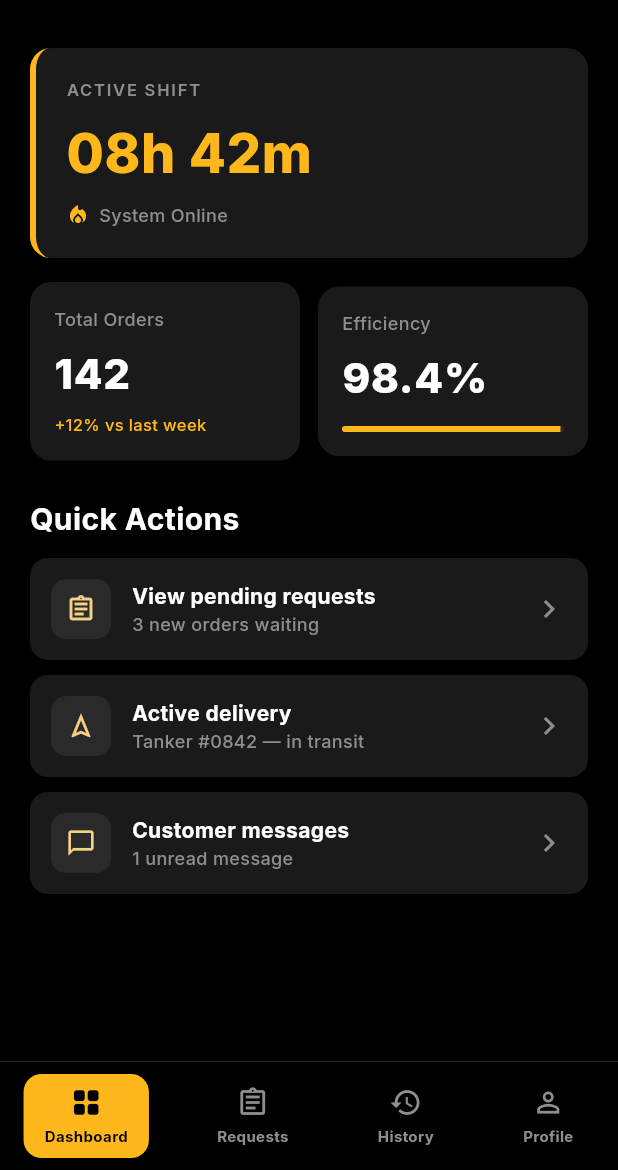
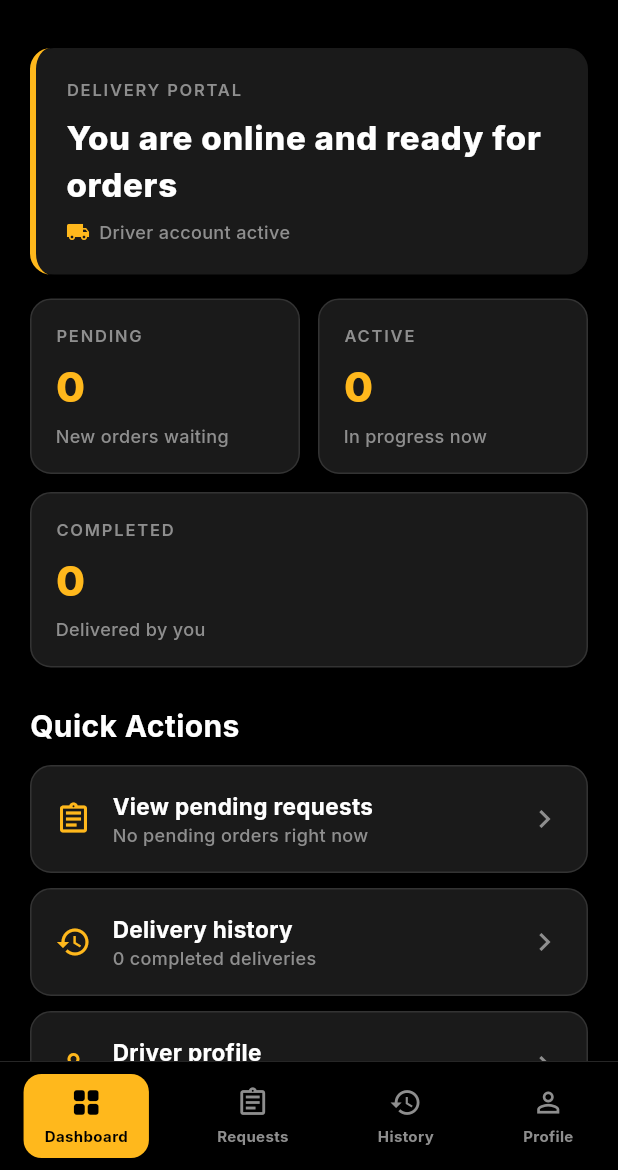
Before and after one commit to chima2020-ai/jumandi, a Flutter app: the DeliveryDashboardScreen screen opened by its route, on a phone screen of 412 x 824 dp, the part 66-1236 px from its top. Run offline on Flutter 3.47's test engine with Material 3 defaults, Android fonts, the phone set to English and light mode, and no system bars; our stand-ins replace dio, flutter_map, flutter_secure_storage, geolocator, go_router, google_fonts and 3 more; missing offline and left inert: dart:html; accounts and stored records are empty; network calls fail.

Commit message:
Route admin-created drivers to delivery app on login
Co-authored-by: Cursor <cursoragent@cursor.com>

```diff
--- a/jumandi_app/lib/models/user_model.dart
+++ b/jumandi_app/lib/models/user_model.dart
@@ -1,7 +1,7 @@
 enum UserRole { customer, delivery, admin }
 
 UserRole userRoleFromString(String value) {
-  switch (value) {
+  switch (value.toLowerCase().trim()) {
     case 'delivery':
       return UserRole.delivery;
     case 'admin':
--- a/jumandi_app/lib/providers/app_providers.dart
+++ b/jumandi_app/lib/providers/app_providers.dart
@@ -36,6 +36,13 @@ class AuthProvider extends ChangeNotifier {
     try {
       _token = await _api.getToken();
       _user = await _api.getStoredUser();
+      if (_token != null) {
+        try {
+          _user = await _api.getMe();
+        } catch (_) {
+          // Keep cached user if token expired or offline.
+        }
+      }
     } catch (e) {
       _error = e.toString();
     }
@@ -53,6 +60,9 @@ class AuthProvider extends ChangeNotifier {
       final (token, user) = await _api.login(email: email, password: password);
       _token = token;
       _user = user;
+      try {
+        _user = await _api.getMe();
+      } catch (_) {}
       notifyListeners();
       return true;
     } on ApiException catch (e) {
--- a/jumandi_app/lib/screens/auth/login_screen.dart
+++ b/jumandi_app/lib/screens/auth/login_screen.dart
@@ -38,6 +38,11 @@ class _LoginScreenState extends State<LoginScreen> {
       );
       if (!mounted) return;
       if (ok) {
+        if (auth.isDelivery) {
+          await context.read<BookingProvider>().loadPendingBookings();
+          await context.read<BookingProvider>().loadMyDeliveries();
+        }
+        if (!mounted) return;
         context.go(auth.homeRoute);
       } else {
         ScaffoldMessenger.of(context).showSnackBar(
@@ -70,7 +75,7 @@ class _LoginScreenState extends State<LoginScreen> {
                     ),
                     const SizedBox(height: 6),
                     Text(
-                      'Sign in as customer or delivery agent.',
+                      'Sign in with your customer or delivery driver account.',
                       style: AppTextStyles.body,
                       textAlign: TextAlign.center,
                     ),
@@ -144,7 +149,7 @@ class _LoginScreenState extends State<LoginScreen> {
                           ),
                           const SizedBox(height: 8),
                           Text(
-                            'Delivery logins are created by admin.',
+                            'Delivery drivers: use the email and password created in admin.',
                             style: AppTextStyles.caption.copyWith(fontSize: 11),
                             textAlign: TextAlign.center,
                           ),
--- a/jumandi_app/lib/screens/delivery/delivery_dashboard_screen.dart
+++ b/jumandi_app/lib/screens/delivery/delivery_dashboard_screen.dart
@@ -1,18 +1,57 @@
 import 'package:flutter/material.dart';
+import 'package:go_router/go_router.dart';
+import 'package:provider/provider.dart';
 
 import '../../config/app_colors.dart';
 import '../../config/app_text_styles.dart';
+import '../../models/booking_model.dart';
+import '../../providers/app_providers.dart';
 import '../../widgets/common/delivery_bottom_nav.dart';
 
-class DeliveryDashboardScreen extends StatelessWidget {
+class DeliveryDashboardScreen extends StatefulWidget {
   const DeliveryDashboardScreen({super.key});
 
   @override
+  State<DeliveryDashboardScreen> createState() => _DeliveryDashboardScreenState();
+}
+
+class _DeliveryDashboardScreenState extends State<DeliveryDashboardScreen> {
+  @override
+  void initState() {
+    super.initState();
+    WidgetsBinding.instance.addPostFrameCallback((_) => _load());
+  }
+
+  Future<void> _load() async {
+    final bookings = context.read<BookingProvider>();
+    await Future.wait([
+      bookings.loadPendingBookings(),
+      bookings.loadMyDeliveries(),
+    ]);
+  }
+
+  @override
   Widget build(BuildContext context) {
+    final bookings = context.watch<BookingProvider>();
+    final pending = bookings.pendingBookings.length;
+    final active = bookings.deliveryBookings
+        .where(
+          (b) =>
+              b.status == BookingStatus.accepted ||
+              b.status == BookingStatus.inTransit,
+        )
+        .length;
+    final completed = bookings.deliveryBookings
+        .where((b) => b.status == BookingStatus.delivered)
+        .length;
+
     return Scaffold(
       backgroundColor: AppColors.black,
       appBar: const DeliveryAppBar(),
-      body: ListView(
+      body: RefreshIndicator(
+        onRefresh: _load,
+        color: AppColors.brandYellow,
+        child: ListView(
           padding: const EdgeInsets.all(20),
           children: [
             Container(
@@ -25,21 +64,18 @@ class DeliveryDashboardScreen extends StatelessWidget {
               child: Column(
                 crossAxisAlignment: CrossAxisAlignment.start,
                 children: [
-                Text('ACTIVE SHIFT', style: AppTextStyles.label),
+                  Text('DELIVERY PORTAL', style: AppTextStyles.label),
                   const SizedBox(height: 8),
                   Text(
-                  '08h 42m',
-                  style: AppTextStyles.heading.copyWith(
-                    color: AppColors.brandYellow,
-                    fontSize: 36,
-                  ),
+                    'You are online and ready for orders',
+                    style: AppTextStyles.heading.copyWith(fontSize: 22),
                   ),
                   const SizedBox(height: 8),
                   Row(
                     children: [
-                    Icon(Icons.local_fire_department, color: AppColors.brandYellow, size: 16),
+                      Icon(Icons.local_shipping, color: AppColors.brandYellow, size: 16),
                       const SizedBox(width: 6),
-                    Text('System Online', style: AppTextStyles.caption),
+                      Text('Driver account active', style: AppTextStyles.caption),
                     ],
                   ),
                 ],
@@ -48,96 +84,91 @@ class DeliveryDashboardScreen extends StatelessWidget {
             const SizedBox(height: 16),
             Row(
               children: [
-              Expanded(
-                child: _statCard(
-                  'Total Orders',
-                  '142',
-                  '+12% vs last week',
-                  highlightSub: true,
+                Expanded(child: _statCard('Pending', '$pending', 'New orders waiting')),
+                const SizedBox(width: 12),
+                Expanded(child: _statCard('Active', '$active', 'In progress now')),
+              ],
             ),
+            const SizedBox(height: 12),
+            _statCard('Completed', '$completed', 'Delivered by you', fullWidth: true),
+            const SizedBox(height: 24),
+            Text('Quick Actions', style: AppTextStyles.headingSmall),
+            const SizedBox(height: 12),
+            _actionTile(
+              context,
+              Icons.assignment_outlined,
+              'View pending requests',
+              pending > 0 ? '$pending new order(s) waiting' : 'No pending orders right now',
+              '/delivery/requests',
             ),
-              const SizedBox(width: 12),
-              Expanded(
-                child: _statCard('Efficiency', '98.4%', null, showBar: true),
+            _actionTile(
+              context,
+              Icons.history,
+              'Delivery history',
+              '$completed completed deliveries',
+              '/delivery/history',
+            ),
+            _actionTile(
+              context,
+              Icons.person_outline,
+              'Driver profile',
+              'Account and availability',
+              '/delivery/profile',
             ),
           ],
         ),
-          const SizedBox(height: 24),
-          Text('Quick Actions', style: AppTextStyles.headingSmall),
-          const SizedBox(height: 12),
-          _actionTile(Icons.assignment_outlined, 'View pending requests', '3 new orders waiting'),
-          _actionTile(Icons.navigation_outlined, 'Active delivery', 'Tanker #0842 — in transit'),
-          _actionTile(Icons.chat_bubble_outline, 'Customer messages', '1 unread message'),
+      ),
+    );
+  }
+
+  Widget _statCard(String label, String value, String sub, {bool fullWidth = false}) {
+    return Container(
+      width: fullWidth ? double.infinity : null,
+      padding: const EdgeInsets.all(16),
+      decoration: BoxDecoration(
+        color: AppColors.card,
+        borderRadius: BorderRadius.circular(14),
+        border: Border.all(color: AppColors.inputBorder),
+      ),
+      child: Column(
+        crossAxisAlignment: CrossAxisAlignment.start,
+        children: [
+          Text(label.toUpperCase(), style: AppTextStyles.label),
+          const SizedBox(height: 6),
+          Text(value, style: AppTextStyles.heading.copyWith(color: AppColors.brandYellow, fontSize: 28)),
+          const SizedBox(height: 4),
+          Text(sub, style: AppTextStyles.caption),
         ],
       ),
     );
   }
 
-  Widget _statCard(String label, String value, String? sub, {bool highlightSub = false, bool showBar = false}) {
-    return Container(
+  Widget _actionTile(
+    BuildContext context,
+    IconData icon,
+    String title,
+    String subtitle,
+    String route,
+  ) {
+    return GestureDetector(
+      onTap: () => context.go(route),
+      child: Container(
+        margin: const EdgeInsets.only(bottom: 10),
         padding: const EdgeInsets.all(16),
         decoration: BoxDecoration(
           color: AppColors.card,
           borderRadius: BorderRadius.circular(14),
-      ),
-      child: Column(
-        crossAxisAlignment: CrossAxisAlignment.start,
-        children: [
-          Text(label, style: AppTextStyles.caption),
-          const SizedBox(height: 8),
-          Text(value, style: AppTextStyles.heading.copyWith(fontSize: 28)),
-          if (sub != null) ...[
-            const SizedBox(height: 6),
-            Text(
-              sub,
-              style: AppTextStyles.caption.copyWith(
-                color: highlightSub ? AppColors.brandYellow : AppColors.textMuted,
-                fontSize: 11,
-              ),
-            ),
-          ],
-          if (showBar) ...[
-            const SizedBox(height: 12),
-            ClipRRect(
-              borderRadius: BorderRadius.circular(4),
-              child: LinearProgressIndicator(
-                value: 0.984,
-                minHeight: 4,
-                backgroundColor: AppColors.input,
-                color: AppColors.brandYellow,
-              ),
-            ),
-          ],
-        ],
-      ),
-    );
-  }
-
-  Widget _actionTile(IconData icon, String title, String subtitle) {
-    return Container(
-      margin: const EdgeInsets.only(bottom: 10),
-      padding: const EdgeInsets.all(14),
-      decoration: BoxDecoration(
-        color: AppColors.card,
-        borderRadius: BorderRadius.circular(12),
+          border: Border.all(color: AppColors.inputBorder),
         ),
         child: Row(
           children: [
-          Container(
-            width: 40,
-            height: 40,
-            decoration: BoxDecoration(
-              color: AppColors.input,
-              borderRadius: BorderRadius.circular(10),
-            ),
-            child: Icon(icon, color: AppColors.brandGold, size: 20),
-          ),
+            Icon(icon, color: AppColors.brandYellow),
             const SizedBox(width: 14),
             Expanded(
               child: Column(
                 crossAxisAlignment: CrossAxisAlignment.start,
                 children: [
-                Text(title, style: AppTextStyles.headingSmall.copyWith(fontSize: 14)),
+                  Text(title, style: AppTextStyles.headingSmall.copyWith(fontSize: 15)),
                   Text(subtitle, style: AppTextStyles.caption),
                 ],
               ),
@@ -145,6 +176,7 @@ class DeliveryDashboardScreen extends StatelessWidget {
             const Icon(Icons.chevron_right, color: AppColors.textMuted),
           ],
         ),
+      ),
     );
   }
 }
```
Also changed, not shown: 3 other files. Lines whose indentation alone changed are shown as unchanged.
